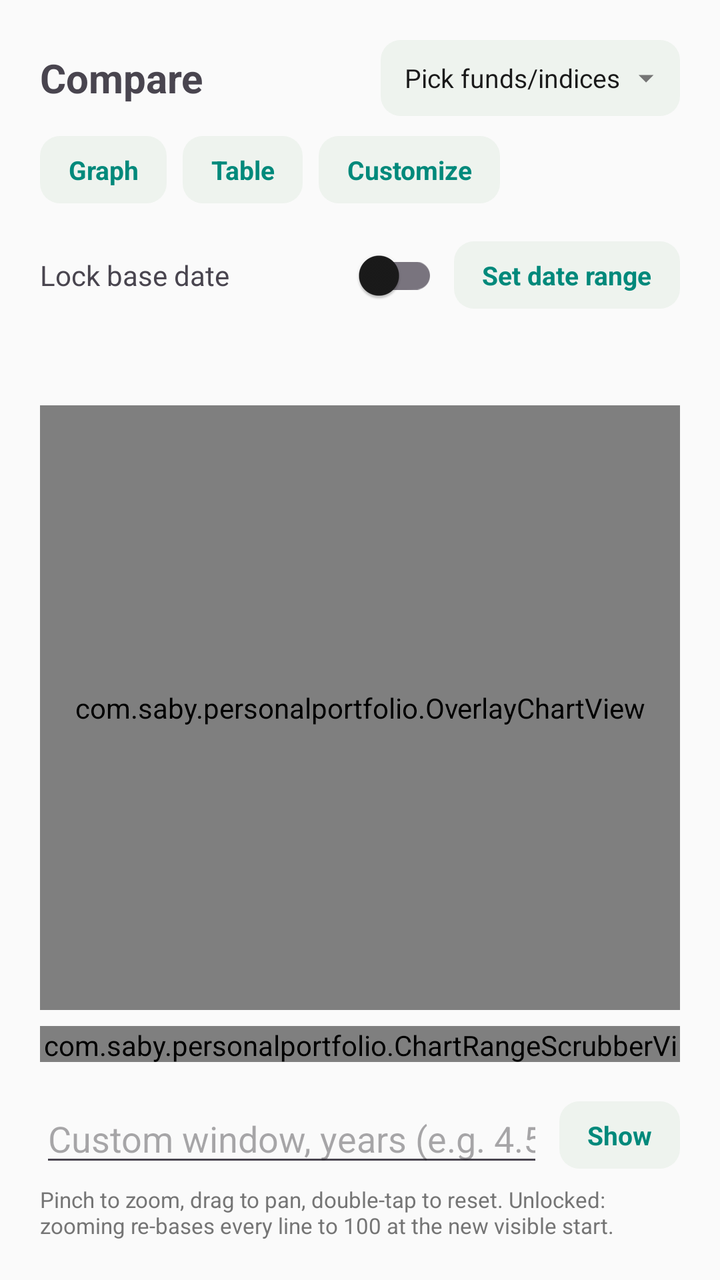
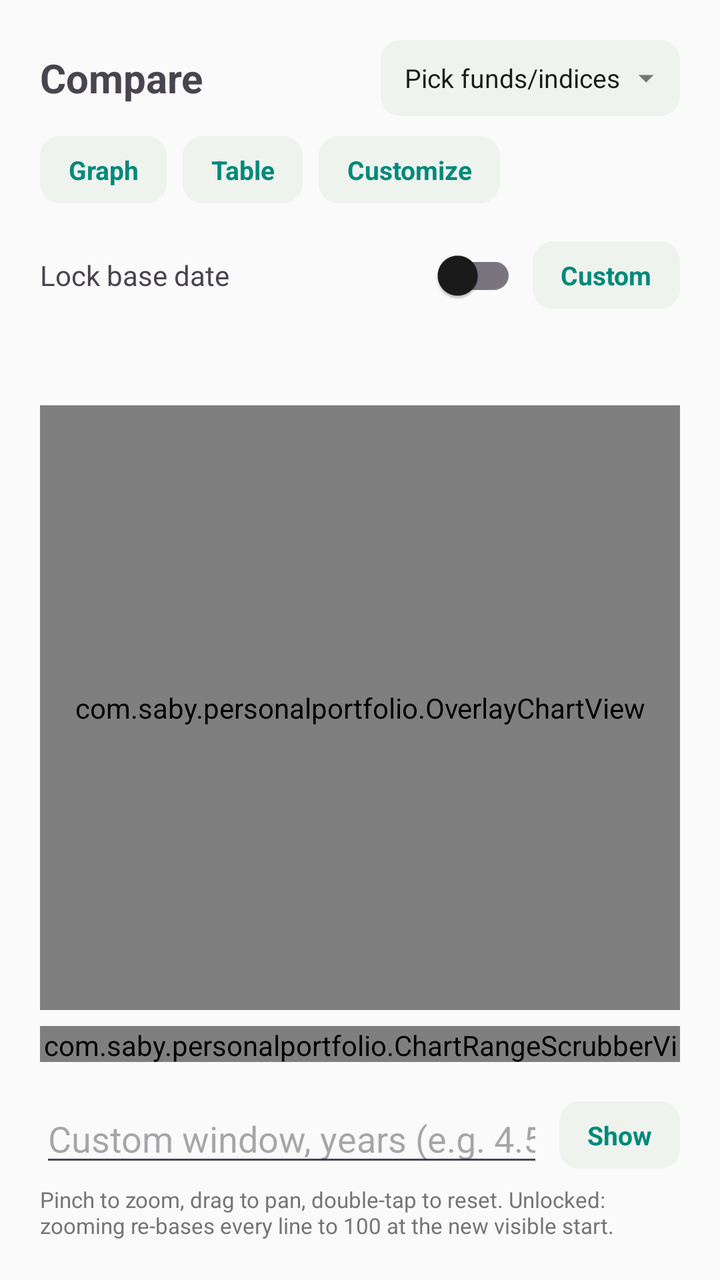

Compare the two renders of this Android layout. The source of the first and the diff that turns it into the second are given below.
<!-- AndroidManifest.xml: application theme Theme.PersonalPortfolio -->
<!-- res/layout/activity_comparison.xml -->
<?xml version="1.0" encoding="utf-8"?>
<LinearLayout xmlns:android="http://schemas.android.com/apk/res/android"
    android:layout_width="match_parent"
    android:layout_height="match_parent"
    android:orientation="vertical"
    android:padding="20dp">

    <LinearLayout
        android:layout_width="match_parent"
        android:layout_height="wrap_content"
        android:orientation="horizontal"
        android:gravity="center_vertical">

        <TextView
            android:layout_width="0dp"
            android:layout_height="wrap_content"
            android:layout_weight="1"
            android:text="Compare"
            android:textSize="20sp"
            android:textStyle="bold" />

        <TextView
            android:id="@+id/comparisonPickButton"
            style="@style/ProgressionDropdownTab"
            android:layout_width="wrap_content"
            android:text="Pick funds/indices" />

    </LinearLayout>

    
    <LinearLayout
        android:layout_width="match_parent"
        android:layout_height="wrap_content"
        android:layout_marginTop="10dp"
        android:orientation="horizontal">

        <TextView
            android:id="@+id/comparisonTabGraph"
            style="@style/ActionChip"
            android:layout_width="wrap_content"
            android:layout_marginEnd="8dp"
            android:text="Graph" />

        <TextView
            android:id="@+id/comparisonTabTable"
            style="@style/ActionChip"
            android:layout_width="wrap_content"
            android:layout_marginEnd="8dp"
            android:text="Table" />

        <TextView
            android:id="@+id/comparisonCustomizeButton"
            style="@style/ActionChip"
            android:layout_width="wrap_content"
            android:text="Customize" />

    </LinearLayout>

    
    <LinearLayout
        android:id="@+id/comparisonGraphContainer"
        android:layout_width="match_parent"
        android:layout_height="0dp"
        android:layout_weight="1"
        android:orientation="vertical">

    <LinearLayout
        android:layout_width="match_parent"
        android:layout_height="wrap_content"
        android:layout_marginTop="12dp"
        android:orientation="horizontal"
        android:gravity="center_vertical">

        <TextView
            android:layout_width="0dp"
            android:layout_height="wrap_content"
            android:layout_weight="1"
            android:text="Lock base date"
            android:textSize="14sp" />

        <com.google.android.material.switchmaterial.SwitchMaterial
            android:id="@+id/comparisonLockSwitch"
            android:layout_width="wrap_content"
            android:layout_height="wrap_content" />

        <TextView
            android:id="@+id/comparisonSetDateRange"
            style="@style/ActionChip"
            android:layout_width="wrap_content"
            android:layout_marginStart="8dp"
            android:text="Set date range" />

    </LinearLayout>

    <TextView
        android:id="@+id/comparisonScrubbed"
        android:layout_width="match_parent"
        android:layout_height="wrap_content"
        android:layout_marginTop="10dp"
        android:lineSpacingExtra="4dp"
        android:textSize="14sp"
        android:textColor="@color/colorOnSurface" />

    <com.saby.personalportfolio.OverlayChartView
        android:id="@+id/comparisonChart"
        android:layout_width="match_parent"
        android:layout_height="0dp"
        android:layout_weight="1"
        android:layout_marginTop="12dp" />

    
    <com.saby.personalportfolio.ChartRangeScrubberView
        android:id="@+id/comparisonChartScrubber"
        android:layout_width="match_parent"
        android:layout_height="18dp"
        android:layout_marginTop="8dp" />

    
    <HorizontalScrollView
        android:layout_width="match_parent"
        android:layout_height="wrap_content"
        android:layout_marginTop="8dp"
        android:scrollbars="none">

        <LinearLayout
            android:id="@+id/comparisonRangePresets"
            android:layout_width="wrap_content"
            android:layout_height="wrap_content"
            android:orientation="horizontal" />

    </HorizontalScrollView>

    
    <LinearLayout
        android:layout_width="match_parent"
        android:layout_height="wrap_content"
        android:layout_marginTop="8dp"
        android:orientation="horizontal"
        android:gravity="center_vertical">

        <EditText
            android:id="@+id/comparisonChartWindowYears"
            android:layout_width="0dp"
            android:layout_weight="1"
            android:layout_height="wrap_content"
            android:hint="Custom window, years (e.g. 4.5)"
            android:inputType="numberDecimal" />

        <TextView
            android:id="@+id/comparisonChartWindowYearsShow"
            style="@style/ActionChip"
            android:layout_width="wrap_content"
            android:layout_marginStart="8dp"
            android:text="Show" />

    </LinearLayout>

    <TextView
        android:layout_width="match_parent"
        android:layout_height="wrap_content"
        android:layout_marginTop="4dp"
        android:text="Pinch to zoom, drag to pan, double-tap to reset. Unlocked: zooming re-bases every line to 100 at the new visible start."
        android:textSize="11sp"
        android:textColor="@color/colorNeutral" />

    </LinearLayout>

    
    <androidx.core.widget.NestedScrollView
        android:id="@+id/comparisonTableContainer"
        android:layout_width="match_parent"
        android:layout_height="0dp"
        android:layout_weight="1"
        android:visibility="gone">

        <LinearLayout
            android:id="@+id/comparisonTableSectionsRoot"
            android:layout_width="match_parent"
            android:layout_height="wrap_content"
            android:orientation="vertical" />

    </androidx.core.widget.NestedScrollView>

    <TextView
        android:id="@+id/comparisonEmptyState"
        android:layout_width="match_parent"
        android:layout_height="wrap_content"
        android:layout_marginTop="16dp"
        android:textSize="14sp"
        android:textColor="@color/colorNeutral"
        android:visibility="gone" />

</LinearLayout>
<!-- resources referenced by this layout -->
<resources>
  <color name="colorNeutral">#757575</color>
  <color name="colorOnSurface">#1A1A1A</color>
  <style name="ActionChip">
          <item name="android:layout_height">wrap_content</item>
          <item name="android:paddingStart">14dp</item>
          <item name="android:paddingEnd">14dp</item>
          <item name="android:paddingTop">8dp</item>
          <item name="android:paddingBottom">8dp</item>
          <item name="android:background">@drawable/dropdown_tab_background</item>
          <item name="android:textSize">13sp</item>
          <item name="android:textStyle">bold</item>
          <item name="android:textColor">@color/colorSecondary</item>
          <item name="android:gravity">center</item>
          <item name="android:clickable">true</item>
          <item name="android:focusable">true</item>
      </style>
  <style name="ProgressionDropdownTab">
          <item name="android:layout_height">wrap_content</item>
          <item name="android:paddingStart">12dp</item>
          <item name="android:paddingEnd">8dp</item>
          <item name="android:paddingTop">10dp</item>
          <item name="android:paddingBottom">10dp</item>
          <item name="android:background">@drawable/dropdown_tab_background</item>
          <item name="android:textSize">13sp</item>
          <item name="android:textColor">@color/colorOnSurface</item>
          <item name="android:singleLine">true</item>
          <item name="android:ellipsize">end</item>
          <item name="android:drawableEnd">@drawable/ic_dropdown_caret</item>
          <item name="android:drawablePadding">4dp</item>
          <item name="android:gravity">center_vertical</item>
          <item name="android:clickable">true</item>
          <item name="android:focusable">true</item>
      </style>
  <style name="Theme.PersonalPortfolio" parent="Theme.Material3.DayNight.NoActionBar">
          <item name="colorPrimary">@color/colorPrimary</item>
          <item name="colorPrimaryVariant">@color/colorPrimaryVariant</item>
          <item name="colorOnPrimary">@color/colorOnPrimary</item>
  
          <item name="colorSecondary">@color/colorSecondary</item>
          <item name="colorOnSecondary">@color/colorOnSecondary</item>
  
          <item name="android:colorBackground">@color/colorBackground</item>
          <item name="colorOnBackground">@color/colorOnBackground</item>
  
          <item name="colorSurface">@color/colorSurface</item>
          <item name="colorOnSurface">@color/colorOnSurface</item>
  
          <item name="android:statusBarColor">@color/colorPrimaryVariant</item>
      </style>
  <!-- drawable dropdown_tab_background (drawable) -->
  <?xml version="1.0" encoding="utf-8"?>
  <shape xmlns:android="http://schemas.android.com/apk/res/android"
      android:shape="rectangle">
      <solid android:color="@color/colorSurfaceVariant" />
      <corners android:radius="10dp" />
  </shape>
  <color name="colorSecondary">#00897B</color>
  <!-- drawable ic_dropdown_caret (drawable) -->
  <vector xmlns:android="http://schemas.android.com/apk/res/android"
      android:width="18dp"
      android:height="18dp"
      android:viewportWidth="24"
      android:viewportHeight="24">
      <path
          android:fillColor="#757575"
          android:pathData="M7,10l5,5 5,-5z" />
  </vector>
  <color name="colorPrimary">#1B5E20</color>
  <color name="colorPrimaryVariant">#0D3B12</color>
  <color name="colorOnPrimary">#FFFFFF</color>
  <color name="colorOnSecondary">#FFFFFF</color>
  <color name="colorBackground">#FAFAFA</color>
  <color name="colorOnBackground">#1A1A1A</color>
  <color name="colorSurface">#FFFFFF</color>
  <color name="colorSurfaceVariant">#EEF3EE</color>
</resources>

<!-- the commit's change to res/layout/activity_comparison.xml (unified diff, before → after) -->
@@ -88,7 +88,7 @@
             style="@style/ActionChip"
             android:layout_width="wrap_content"
             android:layout_marginStart="8dp"
-            android:text="Set date range" />
+            android:text="Custom" />
 
     </LinearLayout>
 
